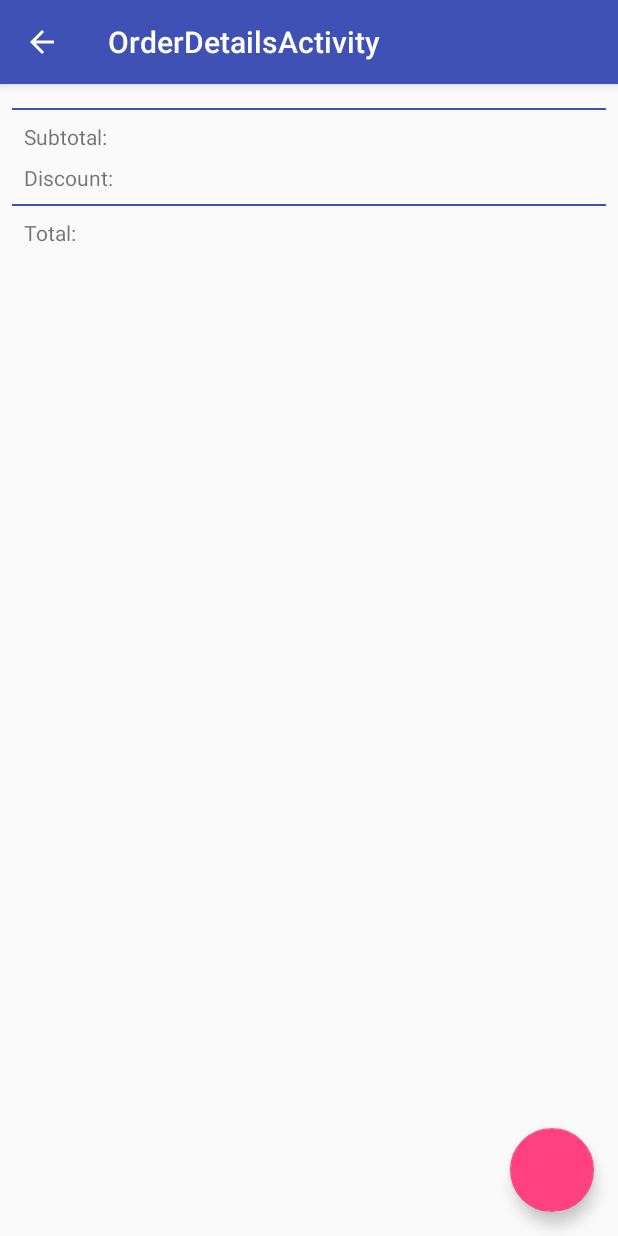
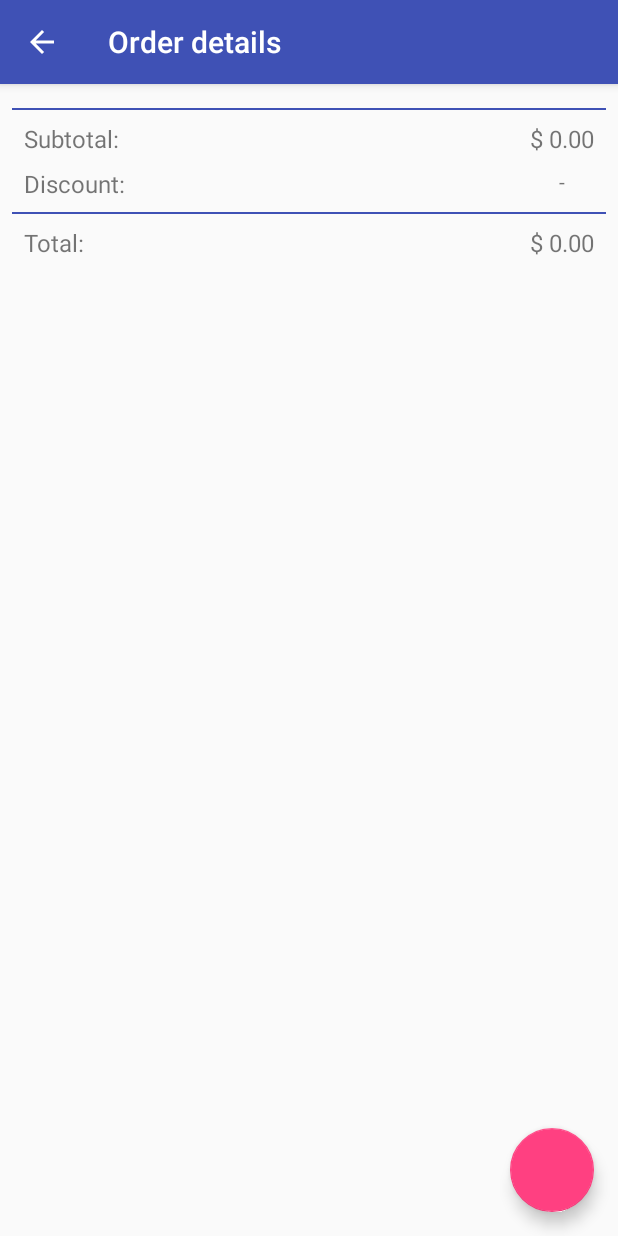
Before and after one commit to Yahhi/Taifun, an Android app: the OrderDetailsActivityFragment screen opened directly, with no data from a screen before it, on a phone screen of 412 x 824 dp. Run offline under Robolectric (Android 15) with nearby library versions, the phone set to English and light mode, and no system bars; our stand-ins replace Room's generated code; libraries missing offline, so code that uses them is left out: android.arch.persistence.

Commit message:
make order details screen work

```diff
--- /dev/null
+++ b/app/src/main/java/ru/develop_for_android/taifun/AddRemoveListener.java
@@ -0,0 +1,5 @@
+package ru.develop_for_android.taifun;
+
+public interface AddRemoveListener {
+    void onCountChange(String foodId, int count);
+}
--- a/app/src/main/java/ru/develop_for_android/taifun/FoodInfoViewModel.java
+++ b/app/src/main/java/ru/develop_for_android/taifun/FoodInfoViewModel.java
@@ -33,7 +33,8 @@ public class FoodInfoViewModel extends ViewModel {
                 String categoryId = food.getValue().getCategoryId();
                 long initialPrice = food.getValue().getPrice();
                 long actualPrice = database.foodDao().getPriceWithMaximumDiscount(foodId, categoryId, initialPrice);
-                OrderContentEntry newItemInOrder = new OrderContentEntry(foodId, OrderEntry.UNFINISHED_ORDER_ID, initialPrice, actualPrice);
+                OrderContentEntry newItemInOrder = new OrderContentEntry(foodId, OrderEntry.UNFINISHED_ORDER_ID, actualPrice,
+                        initialPrice - actualPrice);
                 database.foodDao().addFoodToOrder(newItemInOrder);
             } else {
                 database.foodDao().increaseFoodCount(OrderEntry.UNFINISHED_ORDER_ID, foodId);
--- a/app/src/main/java/ru/develop_for_android/taifun/MainActivity.java
+++ b/app/src/main/java/ru/develop_for_android/taifun/MainActivity.java
@@ -58,7 +58,7 @@ public class MainActivity extends AppCompatActivity
 
         NavigationView navigationView = findViewById(R.id.nav_view);
         navigationView.setNavigationItemSelectedListener(this);
-        Button callActionButton = navigationView.findViewById(R.id.call_action);
+        Button callActionButton = navigationView.getHeaderView(0).findViewById(R.id.call_action);
         callActionButton.setOnClickListener(v -> {
             if (ActivityCompat.checkSelfPermission(MainActivity.this,
                     Manifest.permission.CALL_PHONE) != PackageManager.PERMISSION_GRANTED) {
--- a/app/src/main/java/ru/develop_for_android/taifun/OrderDetailsActivityFragment.java
+++ b/app/src/main/java/ru/develop_for_android/taifun/OrderDetailsActivityFragment.java
@@ -1,5 +1,6 @@
 package ru.develop_for_android.taifun;
 
+import android.arch.lifecycle.ViewModelProviders;
 import android.os.Bundle;
 import android.support.annotation.NonNull;
 import android.support.v4.app.Fragment;
@@ -8,11 +9,13 @@ import android.support.v7.widget.RecyclerView;
 import android.view.LayoutInflater;
 import android.view.View;
 import android.view.ViewGroup;
+import android.widget.TextView;
 
-/**
- * A placeholder fragment containing a simple view.
- */
-public class OrderDetailsActivityFragment extends Fragment {
+public class OrderDetailsActivityFragment extends Fragment implements AddRemoveListener{
+
+    OrderDetailsViewModel viewModel;
+    OrderDetailsFoodAdapter adapter;
+    TextView price, discount, total;
 
     public OrderDetailsActivityFragment() {
     }
@@ -23,7 +26,36 @@ public class OrderDetailsActivityFragment extends Fragment {
         View fragmentView = inflater.inflate(R.layout.fragment_order_details, container, false);
         RecyclerView foodInOrderList = fragmentView.findViewById(R.id.order_details_recyclerlist);
         foodInOrderList.setLayoutManager(new LinearLayoutManager(getContext()));
+        adapter = new OrderDetailsFoodAdapter(requireContext(), this);
+        foodInOrderList.setAdapter(adapter);
 
+        price = fragmentView.findViewById(R.id.order_subtotal);
+        discount = fragmentView.findViewById(R.id.order_discount);
+        total = fragmentView.findViewById(R.id.order_total);
+
+        setupViewModel();
         return fragmentView;
     }
+
+    private void setupViewModel() {
+        viewModel = ViewModelProviders.of(requireActivity()).get(OrderDetailsViewModel.class);
+        viewModel.getOrder().observe(this, order -> {
+            if (order == null) {
+                adapter.initializeData(null);
+                price.setText(getString(R.string.money, "0"));
+                discount.setText(getString(R.string.money, "-"));
+                total.setText(getString(R.string.money, "0"));
+            } else {
+                adapter.initializeData(order.getFoodInOrder());
+                price.setText(order.getFoodPrice(requireContext()));
+                discount.setText(order.getTotalDiscount(requireContext()));
+                total.setText(order.getTotalPrice(requireContext()));
+            }
+        });
+    }
+
+    @Override
+    public void onCountChange(String foodId, int count) {
+        viewModel.setFoodCount(foodId, count);
+    }
 }
--- a/app/src/main/java/ru/develop_for_android/taifun/data/FoodEntry.java
+++ b/app/src/main/java/ru/develop_for_android/taifun/data/FoodEntry.java
@@ -67,7 +67,7 @@ public class FoodEntry {
         } else {
             DecimalFormat df = new DecimalFormat("0.00");
             double priceWithDot = (double) price / 100;
-            return "$ " + df.format(priceWithDot);
+            return context.getString(R.string.money, df.format(priceWithDot));
         }
     }
 
--- a/app/src/main/java/ru/develop_for_android/taifun/data/OrderWithFood.java
+++ b/app/src/main/java/ru/develop_for_android/taifun/data/OrderWithFood.java
@@ -1,10 +1,17 @@
 package ru.develop_for_android.taifun.data;
 
+import android.content.Context;
+
+import java.text.DecimalFormat;
 import java.util.List;
+
+import ru.develop_for_android.taifun.R;
 
 public class OrderWithFood {
     OrderEntry orderEntry;
     List<FoodWithCount> foodInOrder;
+
+    private Long foodPrice, discount, totalPrice;
 
     public OrderWithFood(OrderEntry orderEntry, List<FoodWithCount> foodInOrder) {
         this.orderEntry = orderEntry;
@@ -18,4 +25,47 @@ public class OrderWithFood {
     public List<FoodWithCount> getFoodInOrder() {
         return foodInOrder;
     }
+
+    public String getTotalPrice(Context context) {
+        if (totalPrice == null) {
+            calculateTotalValues();
+        }
+        DecimalFormat df = new DecimalFormat("0.00");
+        double priceWithDot = (double) totalPrice / 100;
+        return context.getString(R.string.money, df.format(priceWithDot));
+    }
+
+    private void calculateTotalValues() {
+        foodPrice = 0L;
+        discount = 0L;
+        totalPrice = 0L;
+        if (foodInOrder != null) {
+            for (FoodWithCount foodWithCount : foodInOrder) {
+                foodPrice += foodWithCount.price * foodWithCount.count;
+                discount += foodWithCount.discount * foodWithCount.count;
+                totalPrice += foodWithCount.final_price * foodWithCount.count;
+            }
+        }
+    }
+
+    public String getTotalDiscount(Context context) {
+        if (discount == null) {
+            calculateTotalValues();
+        }
+        if (discount == 0) {
+            return "-";
+        }
+        DecimalFormat df = new DecimalFormat("0.00");
+        double priceWithDot = (double) discount / 100;
+        return context.getString(R.string.money, df.format(priceWithDot));
+    }
+
+    public String getFoodPrice(Context context) {
+        if (foodPrice == null) {
+            calculateTotalValues();
+        }
+        DecimalFormat df = new DecimalFormat("0.00");
+        double priceWithDot = (double) foodPrice / 100;
+        return context.getString(R.string.money, df.format(priceWithDot));
+    }
 }
--- a/app/src/main/res/layout/fragment_order_details.xml
+++ b/app/src/main/res/layout/fragment_order_details.xml
@@ -35,6 +35,7 @@
         android:layout_marginStart="16dp"
         android:layout_marginTop="8dp"
         android:text="@string/subtotal"
+        android:textSize="16sp"
         app:layout_constraintStart_toStartOf="parent"
         app:layout_constraintTop_toBottomOf="@+id/view" />
 
@@ -45,6 +46,7 @@
         android:layout_marginStart="16dp"
         android:layout_marginTop="8dp"
         android:text="@string/discount"
+        android:textSize="16sp"
         app:layout_constraintStart_toStartOf="parent"
         app:layout_constraintTop_toBottomOf="@+id/textView" />
 
@@ -53,6 +55,7 @@
         android:layout_width="wrap_content"
         android:layout_height="wrap_content"
         android:layout_marginEnd="16dp"
+        android:textSize="16sp"
         app:layout_constraintEnd_toEndOf="parent"
         app:layout_constraintTop_toTopOf="@+id/textView"
         tools:text="$ 26" />
@@ -61,9 +64,7 @@
         android:id="@+id/order_discount"
         android:layout_width="wrap_content"
         android:layout_height="wrap_content"
-        android:layout_marginEnd="16dp"
-        android:layout_marginStart="8dp"
-        app:layout_constraintEnd_toEndOf="parent"
+        app:layout_constraintEnd_toEndOf="@+id/order_subtotal"
         app:layout_constraintStart_toStartOf="@+id/order_subtotal"
         app:layout_constraintTop_toTopOf="@+id/textView2"
         tools:text="-" />
@@ -88,6 +89,7 @@
         android:layout_marginStart="16dp"
         android:layout_marginTop="8dp"
         android:text="@string/total"
+        android:textSize="16sp"
         app:layout_constraintStart_toStartOf="parent"
         app:layout_constraintTop_toBottomOf="@+id/view2" />
 
@@ -96,6 +98,7 @@
         android:layout_width="wrap_content"
         android:layout_height="wrap_content"
         android:layout_marginEnd="16dp"
+        android:textSize="16sp"
         app:layout_constraintEnd_toEndOf="parent"
         app:layout_constraintTop_toTopOf="@+id/textView5"
         tools:text="$ 26" />
--- a/app/src/main/res/layout/nav_header_main.xml
+++ b/app/src/main/res/layout/nav_header_main.xml
@@ -1,8 +1,8 @@
 <?xml version="1.0" encoding="utf-8"?>
-<LinearLayout xmlns:android="http://schemas.android.com/apk/res/android"
+<RelativeLayout xmlns:android="http://schemas.android.com/apk/res/android"
     xmlns:app="http://schemas.android.com/apk/res-auto"
     android:layout_width="match_parent"
-    android:layout_height="wrap_content"
+    android:layout_height="match_parent"
     android:background="@drawable/side_nav_bar"
     android:gravity="bottom"
     android:orientation="vertical"
@@ -34,4 +34,4 @@
         android:drawableStart="@android:drawable/stat_sys_phone_call"
         android:text="@string/nav_header_subtitle" />
 
-</LinearLayout>
+</RelativeLayout>
```
Also changed, not shown: app/src/main/java/ru/develop_for_android/taifun/FoodInfoActivity.java (+18 -0 lines), app/src/main/java/ru/develop_for_android/taifun/OrderDetailsFoodAdapter.java (+20 -5 lines), app/src/main/java/ru/develop_for_android/taifun/OrderDetailsViewModel.java (+9 -0 lines), app/src/main/java/ru/develop_for_android/taifun/data/FoodDao.java (+16 -3 lines), app/src/main/java/ru/develop_for_android/taifun/data/FoodWithCount.java (+21 -0 lines), app/src/main/java/ru/develop_for_android/taifun/data/OrderEntry.java (+1 -23 lines), app/src/main/res/drawable/ic_remove.xml (added, +9 -0 lines), app/src/main/res/layout/list_item_food_with_count.xml (added, +109 -0 lines), app/src/main/res/menu/menu_food_info.xml (+4 -3 lines), app/src/main/res/values/strings.xml (+6 -2 lines).
